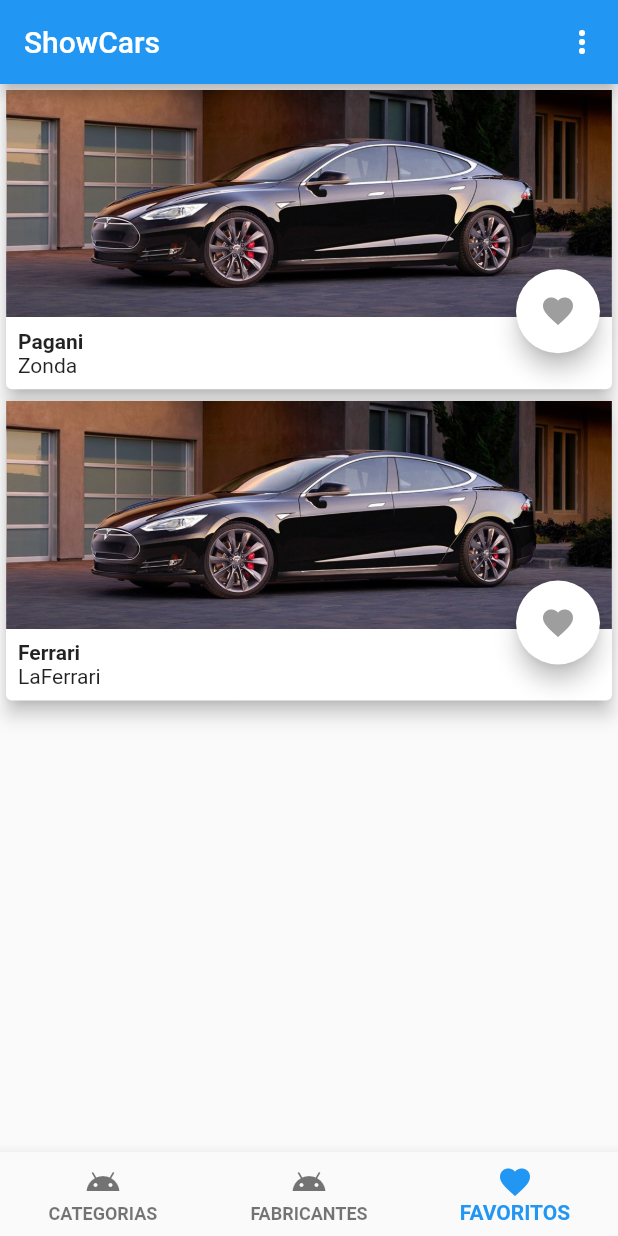
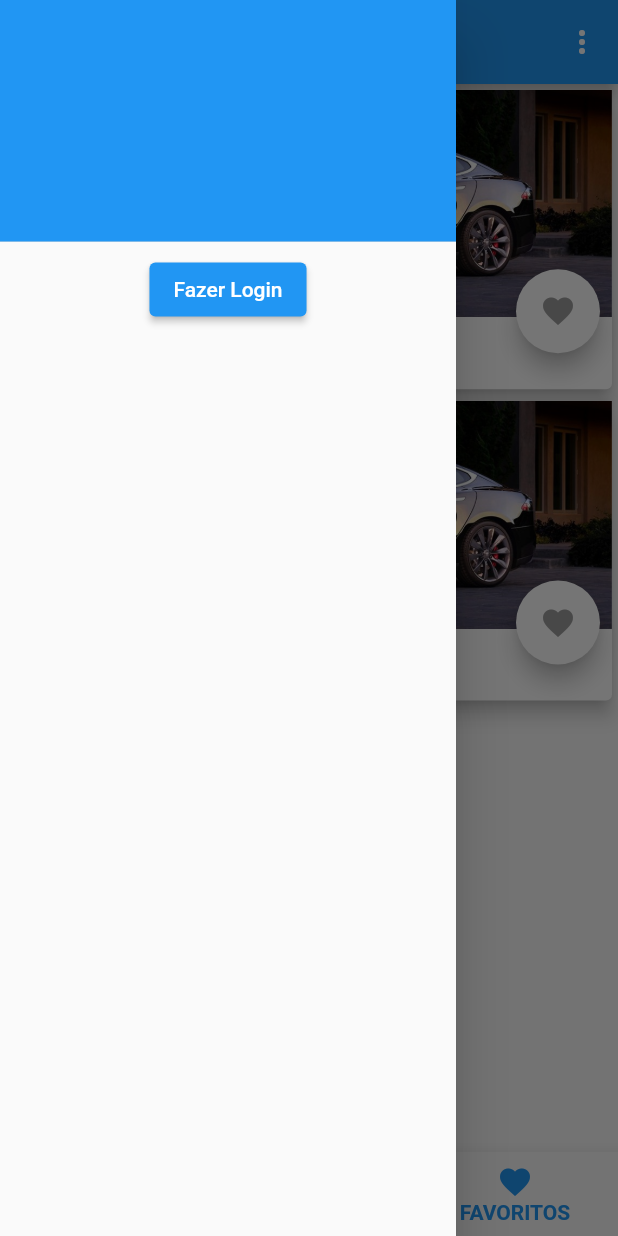
Before and after one commit to leandrosl/showcars_app, a Flutter app: the screen it shows after launch, item 3 of the bottom bar chosen, with the side drawer open (before the commit the screen has no drawer), on a phone screen of 412 x 824 dp. Run offline on Flutter 3.47's test engine with Material 2 defaults, Android fonts, the phone set to English and light mode, and no system bars; our stand-ins replace dio, flutter_secure_storage; network calls fail.

Commit message:
Substituição do menu laterial da página inicial para buscar informações do usuário logado

```diff
--- a/lib/pages/home_page.dart
+++ b/lib/pages/home_page.dart
@@ -1,8 +1,14 @@
 import 'package:flutter/material.dart';
+
 import 'package:showcars_app/pages/about_app_page.dart';
 import 'package:showcars_app/pages/factories_cars_page.dart';
 import 'package:showcars_app/pages/favorite_cars_page.dart';
 import 'package:showcars_app/pages/category_cars_page.dart';
+import 'package:showcars_app/pages/new_user_page.dart';
+
+import 'package:showcars_app/states/authentication_state.dart';
+
+import 'package:provider/provider.dart';
 
 class HomePage extends StatefulWidget {
   @override
@@ -34,6 +40,7 @@ class _HomePageState extends State<HomePage> {
           ),
         ],
       ),
+      drawer: _HomePageDrawer(),
       body: SafeArea(
         child: Container(
           child: _currentPage,
@@ -73,3 +80,72 @@ class _HomePageState extends State<HomePage> {
     });
   }
 }
+
+class _HomePageDrawer extends StatefulWidget {
+  @override
+  _HomePageDrawerState createState() => _HomePageDrawerState();
+}
+
+class _HomePageDrawerState extends State<_HomePageDrawer> {
+  @override
+  Widget build(BuildContext context) {
+    print(context.watch<AuthenticationState>().userName);
+    print(context.watch<AuthenticationState>().email);
+
+    return Drawer(
+      child: ListView(
+        children: [
+          DrawerHeader(
+            decoration: BoxDecoration(
+              color: Colors.blue,
+            ),
+            child: Column(
+              mainAxisAlignment: MainAxisAlignment.end,
+              crossAxisAlignment: CrossAxisAlignment.start,
+              children: [
+                FittedBox(
+                  child: context.watch<AuthenticationState>().userName != "" ? Text(
+                    context.watch<AuthenticationState>().userName,
+                    style: TextStyle(
+                      fontSize: 24.0,
+                      fontWeight: FontWeight.w300,
+                      color: Colors.white,
+                    ),
+                  ) : Container(width: 10.0, height: 10.0),
+                ),
+                FittedBox(
+                  child: context.watch<AuthenticationState>().email != "" ? Text(
+                    context.watch<AuthenticationState>().email,
+                    style: TextStyle(
+                      fontSize: 14.0,
+                      color: Colors.white,
+                    ),
+                  ) : Container(width: 10.0, height: 10.0),
+                ),
+              ],
+            ),
+          ),
+          !context.watch<AuthenticationState>().isLogged ? Align(
+            alignment: Alignment.topCenter,
+            child: ElevatedButton(
+              child: Text('Fazer Login'),
+              onPressed: () => Navigator.push(context, MaterialPageRoute(
+                builder: (context) => NewUserPage(),
+              )),
+            ),
+          ) : Column(
+            children: [
+              Text('Está logado'),
+              ElevatedButton(
+                child: Text('Logout'),
+                onPressed: () => Navigator.push(context, MaterialPageRoute(
+                  builder: (context) => NewUserPage(),
+                )),
+              ),
+            ],
+          ),
+        ],
+      ),
+    );
+  }
+}
```
